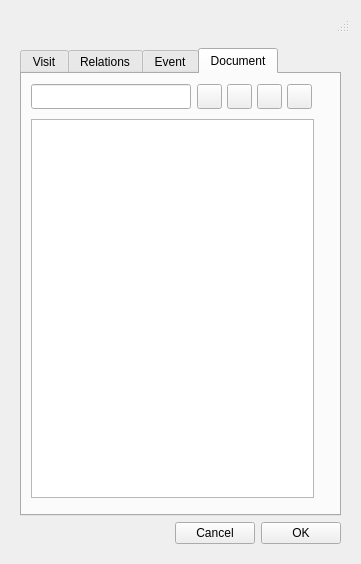
Old version of the form ui/add_visit.ui in the repository Giswater/giswater_qgis_plugin.
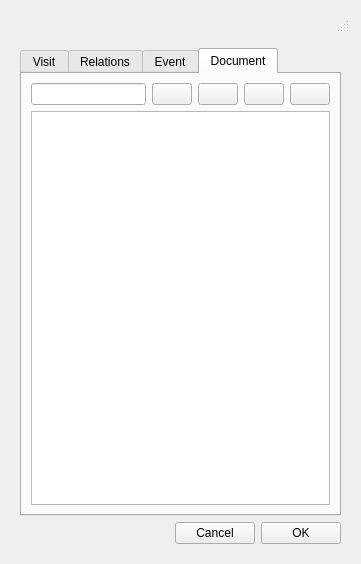
New version of the form. The open tabs and pages were chosen to show the change. Icons and pictures are not drawn.

Commit message: Document tab dynamic size adjustable

```diff
--- a/ui/add_visit.ui
+++ b/ui/add_visit.ui
@@ -710,45 +710,14 @@
          <attribute name="title">
           <string>Document</string>
          </attribute>
-         <widget class="QTableView" name="tbl_document">
-          <property name="enabled">
-           <bool>true</bool>
-          </property>
-          <property name="geometry">
-           <rect>
-            <x>9</x>
-            <y>45</y>
-            <width>283</width>
-            <height>379</height>
-           </rect>
-          </property>
-         </widget>
-         <widget class="QPushButton" name="btn_open_doc">
-          <property name="geometry">
-           <rect>
-            <x>265</x>
-            <y>10</y>
-            <width>25</width>
-            <height>25</height>
-           </rect>
-          </property>
-          <property name="text">
-           <string/>
-          </property>
-          <property name="icon">
-           <iconset>
-            <normaloff>../icons/170.png</normaloff>../icons/170.png</iconset>
-          </property>
-         </widget>
+         <layout class="QVBoxLayout" name="verticalLayout_6">
+          <item>
+           <layout class="QHBoxLayout" name="horizontalLayout_14">
+            <item>
+             <widget class="QLineEdit" name="doc_id"/>
+            </item>
+            <item>
          <widget class="QPushButton" name="btn_doc_insert">
-          <property name="geometry">
-           <rect>
-            <x>175</x>
-            <y>10</y>
-            <width>25</width>
-            <height>25</height>
-           </rect>
-          </property>
           <property name="text">
            <string/>
           </property>
@@ -757,25 +726,9 @@
             <normaloff>../icons/111.png</normaloff>../icons/111.png</iconset>
           </property>
          </widget>
-         <widget class="QLineEdit" name="doc_id">
-          <property name="geometry">
-           <rect>
-            <x>9</x>
-            <y>10</y>
-            <width>160</width>
-            <height>25</height>
-           </rect>
-          </property>
-         </widget>
+            </item>
+            <item>
          <widget class="QPushButton" name="btn_doc_delete">
-          <property name="geometry">
-           <rect>
-            <x>205</x>
-            <y>10</y>
-            <width>25</width>
-            <height>25</height>
-           </rect>
-          </property>
           <property name="text">
            <string/>
           </property>
@@ -784,15 +737,9 @@
             <normaloff>../icons/112.png</normaloff>../icons/112.png</iconset>
           </property>
          </widget>
+            </item>
+            <item>
          <widget class="QPushButton" name="btn_doc_new">
-          <property name="geometry">
-           <rect>
-            <x>235</x>
-            <y>10</y>
-            <width>25</width>
-            <height>25</height>
-           </rect>
-          </property>
           <property name="text">
            <string/>
           </property>
@@ -801,6 +748,28 @@
             <normaloff>../icons/34.png</normaloff>../icons/34.png</iconset>
           </property>
          </widget>
+            </item>
+            <item>
+             <widget class="QPushButton" name="btn_open_doc">
+              <property name="text">
+               <string/>
+              </property>
+              <property name="icon">
+               <iconset>
+                <normaloff>../icons/170.png</normaloff>../icons/170.png</iconset>
+              </property>
+             </widget>
+            </item>
+           </layout>
+          </item>
+          <item>
+           <widget class="QTableView" name="tbl_document">
+            <property name="enabled">
+             <bool>true</bool>
+            </property>
+           </widget>
+          </item>
+         </layout>
         </widget>
        </widget>
       </item>
```
Left out of the diff: 2 changed lines with no effect on the pictures. Lines whose indentation alone changed are shown as unchanged.
